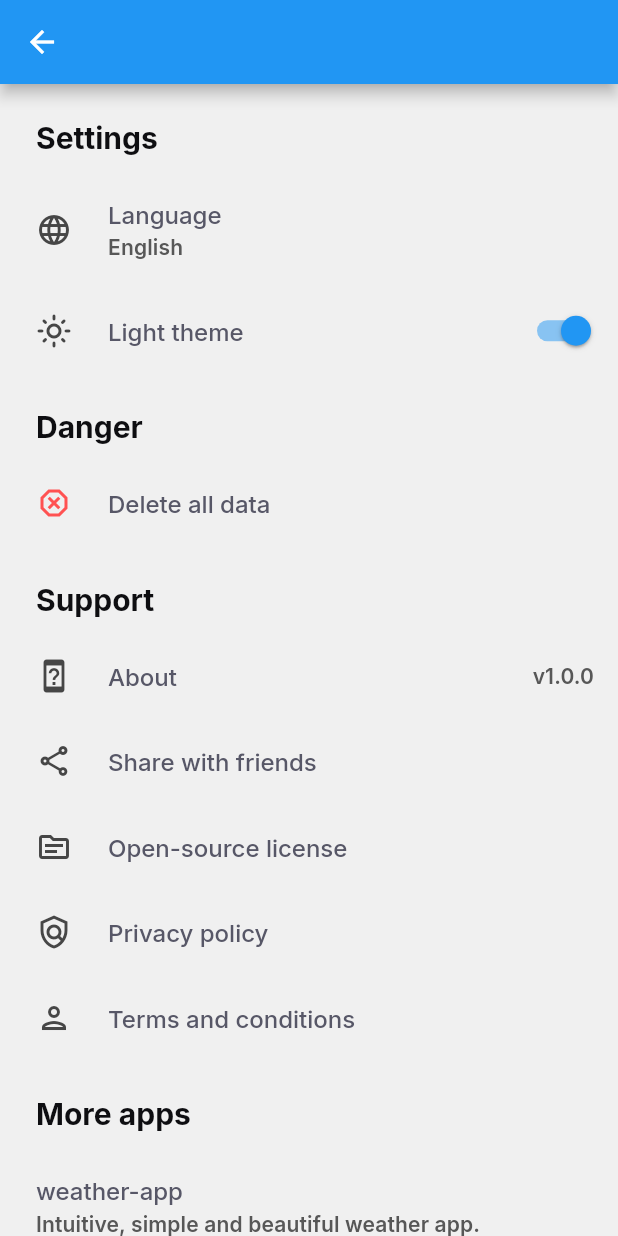
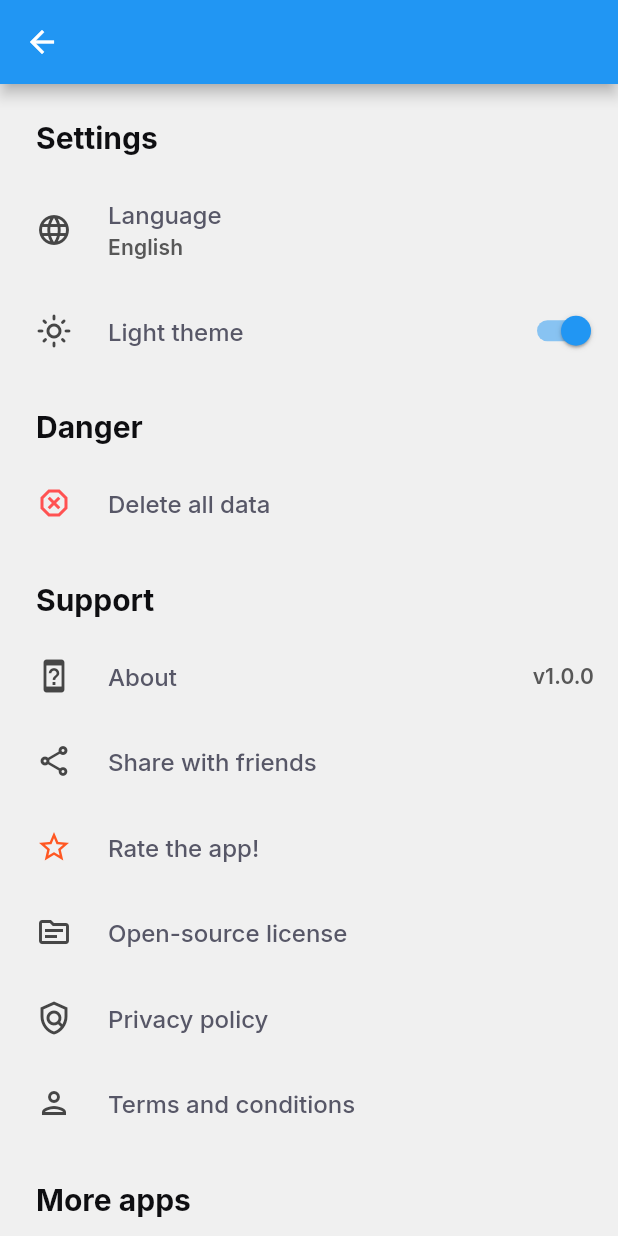
Before and after one commit to samuel-s-marques/todo-app, a Flutter app: the screen it shows after launch, after a tap on the "settings" icon, on a phone screen of 412 x 824 dp. Run offline on Flutter 3.47's test engine with Material 2 defaults, Android fonts, the phone set to English and light mode, and no system bars; drawn by our look-alikes of settings_ui; our stand-ins replace drift, flutter_colorpicker, flutter_markdown, flutter_translate, google_fonts, share and 2 more; missing offline and left inert: flutter_iconpicker, launch_review; accounts and stored records are empty; generated files the repository leaves out were written again; statements that could not run were skipped.

Commit message:
Add rate settings tile

```diff
--- a/lib/pages/settings_page.dart
+++ b/lib/pages/settings_page.dart
@@ -1,6 +1,7 @@
 import 'package:flutter/material.dart';
 import 'package:flutter_translate/flutter_translate.dart';
 import 'package:google_fonts/google_fonts.dart';
+import 'package:launch_review/launch_review.dart';
 import 'package:provider/provider.dart';
 import 'package:settings_ui/settings_ui.dart';
 import 'package:share/share.dart';
@@ -137,6 +138,19 @@ class _SettingsPageState extends State<SettingsPage> {
                     onPressed: (context) => Share.share(translate("settings_page.support_section.share.content")),
                   ),
                   SettingsTile(
+                    leading: const Icon(
+                      Icons.star_border_outlined,
+                      color: Colors.deepOrange,
+                    ),
+                    title: Text(
+                      translate("settings_page.support_section.rate"),
+                      style: Theme.of(context).textTheme.headline1!.copyWith(fontSize: 16),
+                    ),
+                    onPressed: (context) => LaunchReview.launch(
+                      androidAppId: 'com.samuel.todoapp',
+                    ),
+                  ),
+                  SettingsTile(
                     leading: const Icon(Icons.source_outlined),
                     title: Text(
                       translate("settings_page.support_section.open_source"),
```
